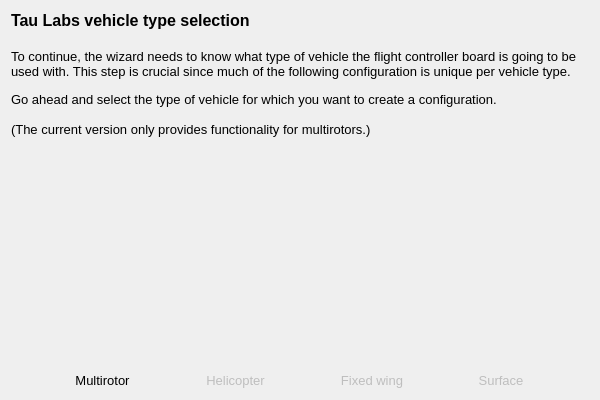
TauLabs/TauLabs, file ground/gcs/src/plugins/setupwizard/pages/vehiclepage.ui: the form before one commit.
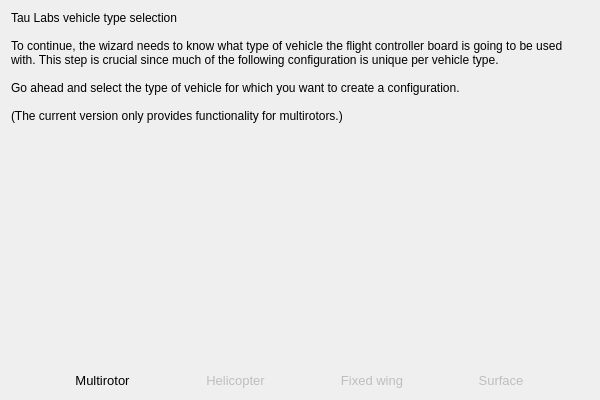
The form after the commit. Icons and pictures are not drawn.

Commit message:
SetupWizard: strip formatting from text
The formatting applied does not work well across platforms.  Removing
until that is improved.

```diff
--- a/ground/gcs/src/plugins/setupwizard/pages/vehiclepage.ui
+++ b/ground/gcs/src/plugins/setupwizard/pages/vehiclepage.ui
@@ -17,17 +17,13 @@
    <item>
     <widget class="QLabel" name="label_2">
      <property name="text">
-      <string>&lt;!DOCTYPE HTML PUBLIC &quot;-//W3C//DTD HTML 4.0//EN&quot; &quot;http://www.w3.org/TR/REC-html40/strict.dtd&quot;&gt;
-&lt;html&gt;&lt;head&gt;&lt;meta name=&quot;qrichtext&quot; content=&quot;1&quot; /&gt;&lt;style type=&quot;text/css&quot;&gt;
-p, li { white-space: pre-wrap; }
-&lt;/style&gt;&lt;/head&gt;&lt;body style=&quot; font-family:'Lucida Grande'; font-size:13pt; font-weight:400; font-style:normal;&quot;&gt;
-&lt;p style=&quot; margin-top:0px; margin-bottom:0px; margin-left:0px; margin-right:0px; -qt-block-indent:0; text-indent:0px;&quot;&gt;&lt;span style=&quot; font-family:'MS Shell Dlg 2'; font-size:12pt; font-weight:600;&quot;&gt;Tau Labs vehicle type selection&lt;/span&gt;&lt;/p&gt;
-&lt;p style=&quot;-qt-paragraph-type:empty; margin-top:0px; margin-bottom:0px; margin-left:0px; margin-right:0px; -qt-block-indent:0; text-indent:0px; font-family:'MS Shell Dlg 2'; font-size:12pt; font-weight:600;&quot;&gt;&lt;br /&gt;&lt;/p&gt;
-&lt;p style=&quot; margin-top:0px; margin-bottom:0px; margin-left:0px; margin-right:0px; -qt-block-indent:0; text-indent:0px;&quot;&gt;&lt;span style=&quot; font-family:'MS Shell Dlg 2'; font-size:10pt;&quot;&gt;To continue, the wizard needs to know what type of vehicle the flight controller board is going to be used with. This step is crucial since much of the following configuration is unique per vehicle type.&lt;/span&gt;&lt;/p&gt;
-&lt;p style=&quot;-qt-paragraph-type:empty; margin-top:0px; margin-bottom:0px; margin-left:0px; margin-right:0px; -qt-block-indent:0; text-indent:0px; font-family:'MS Shell Dlg 2'; font-size:8pt;&quot;&gt;&lt;br /&gt;&lt;/p&gt;
-&lt;p style=&quot; margin-top:0px; margin-bottom:0px; margin-left:0px; margin-right:0px; -qt-block-indent:0; text-indent:0px;&quot;&gt;&lt;span style=&quot; font-family:'MS Shell Dlg 2'; font-size:10pt;&quot;&gt;Go ahead and select the type of vehicle for which you want to create a configuration.&lt;/span&gt;&lt;/p&gt;
-&lt;p style=&quot;-qt-paragraph-type:empty; margin-top:0px; margin-bottom:0px; margin-left:0px; margin-right:0px; -qt-block-indent:0; text-indent:0px; font-family:'MS Shell Dlg 2'; font-size:10pt;&quot;&gt;&lt;br /&gt;&lt;/p&gt;
-&lt;p style=&quot; margin-top:0px; margin-bottom:0px; margin-left:0px; margin-right:0px; -qt-block-indent:0; text-indent:0px;&quot;&gt;&lt;span style=&quot; font-family:'MS Shell Dlg 2'; font-size:10pt;&quot;&gt;(The current version only provides functionality for multirotors.)&lt;/span&gt;&lt;/p&gt;&lt;/body&gt;&lt;/html&gt;</string>
+      <string>Tau Labs vehicle type selection
+
+To continue, the wizard needs to know what type of vehicle the flight controller board is going to be used with. This step is crucial since much of the following configuration is unique per vehicle type.
+
+Go ahead and select the type of vehicle for which you want to create a configuration.
+
+(The current version only provides functionality for multirotors.)</string>
      </property>
      <property name="alignment">
       <set>Qt::AlignLeading|Qt::AlignLeft|Qt::AlignTop</set>
```
The commit also changes 13 other files.
